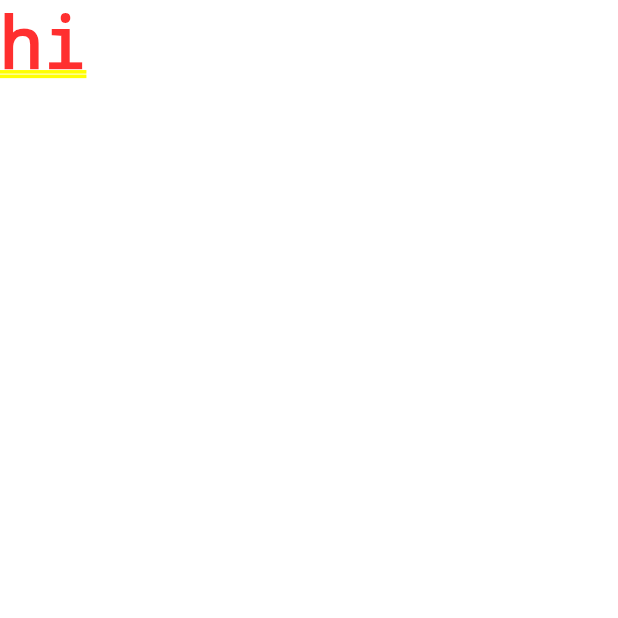
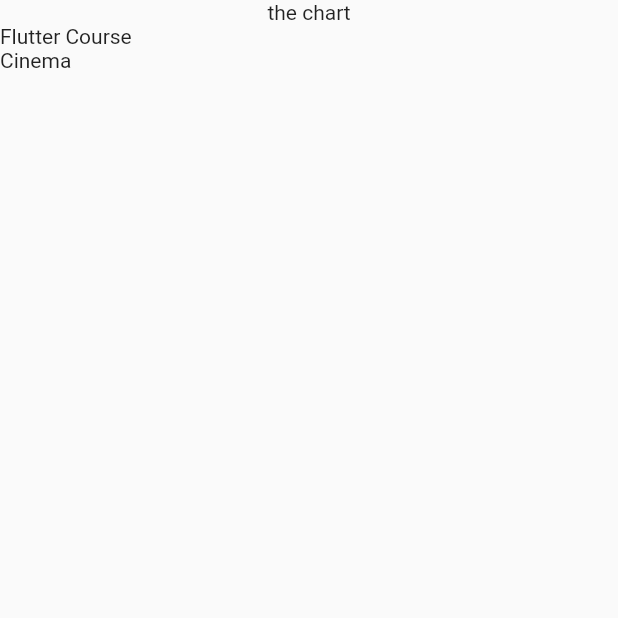
Before and after one commit to simar295/expenses_app, a Flutter app: the screen it shows after launch, on a phone screen of 412 x 824 dp, the top half of it. Run offline on Flutter 3.47's test engine with Material 2 defaults, Android fonts, the phone set to English and light mode, and no system bars.

```diff
--- /dev/null
+++ b/lib/expenses.dart
@@ -0,0 +1,41 @@
+import 'package:expenses_app/models/expenseclass.dart';
+import 'package:flutter/material.dart';
+import './expenseslist.dart';
+
+// ignore: camel_case_types
+class expenses extends StatefulWidget {
+  const expenses({super.key});
+
+  @override
+  State<StatefulWidget> createState() {
+    return expensesstate();
+  }
+}
+
+class expensesstate extends State<expenses> {
+  final List<expenseclass> registeredExpenses = [
+    //dummy data
+    expenseclass(
+        title: 'Flutter Course',
+        amount: 19.99,
+        date: DateTime.now(),
+        category: Category.work),
+
+    expenseclass(
+      title: 'Cinema',
+      amount: 15.69,
+      date: DateTime.now(),
+      category: Category.leisure,
+    ),
+  ];
+
+  @override
+  Widget build(BuildContext context) {
+    return Scaffold(
+      body: Column(children: [
+        Text("the chart"),
+        Expanded(child: expenseslist(expenses: registeredExpenses)),
+      ]),
+    );
+  }
+}
--- /dev/null
+++ b/lib/expenseslist.dart
@@ -0,0 +1,16 @@
+import 'package:expenses_app/models/expenseclass.dart';
+import 'package:flutter/material.dart';
+import './expenses.dart';
+
+class expenseslist extends StatelessWidget {
+  expenseslist({required this.expenses});
+
+  final List<expenseclass> expenses;
+
+  Widget build(BuildContext context) {
+    return ListView.builder(
+      itemCount: expenses.length,
+      itemBuilder: (ctx, index) => Text(expenses[index].title),
+    );
+  }
+}
--- a/lib/main.dart
+++ b/lib/main.dart
@@ -1,13 +1,10 @@
 import 'package:flutter/material.dart';
+import './expenses.dart';
 
- void main(List<String> args) {
-  runApp(screen());
+void main(List<String> args) {
+  runApp(
+    MaterialApp(
+      home: expenses(),
+    ),
+  );
 }
-
-class screen extends StatelessWidget {
-  Widget build(BuildContext context) {
-    return MaterialApp(
-      home: Text("hi"),
-    );
-  }
-}
--- /dev/null
+++ b/lib/models/expenseclass.dart
@@ -0,0 +1,20 @@
+import 'package:uuid/uuid.dart';
+
+final uuid = Uuid();
+
+enum Category { food, travel, leisure, work }
+
+class expenseclass {
+  expenseclass({
+    required this.title,
+    required this.amount,
+    required this.date,
+    required this.category,
+  }) : id = uuid.v4(); //initializer list concept
+
+  final String id;
+  final String title;
+  final double amount;
+  final DateTime date;
+  final Category category;
+}
--- a/pubspec.yaml
+++ b/pubspec.yaml
@@ -35,6 +35,7 @@ dependencies:
   # The following adds the Cupertino Icons font to your application.
   # Use with the CupertinoIcons class for iOS style icons.
   cupertino_icons: ^1.0.2
+  uuid: ^3.0.7
 
 dev_dependencies:
   flutter_test:
```
Also changed, not shown: pubspec.lock.
